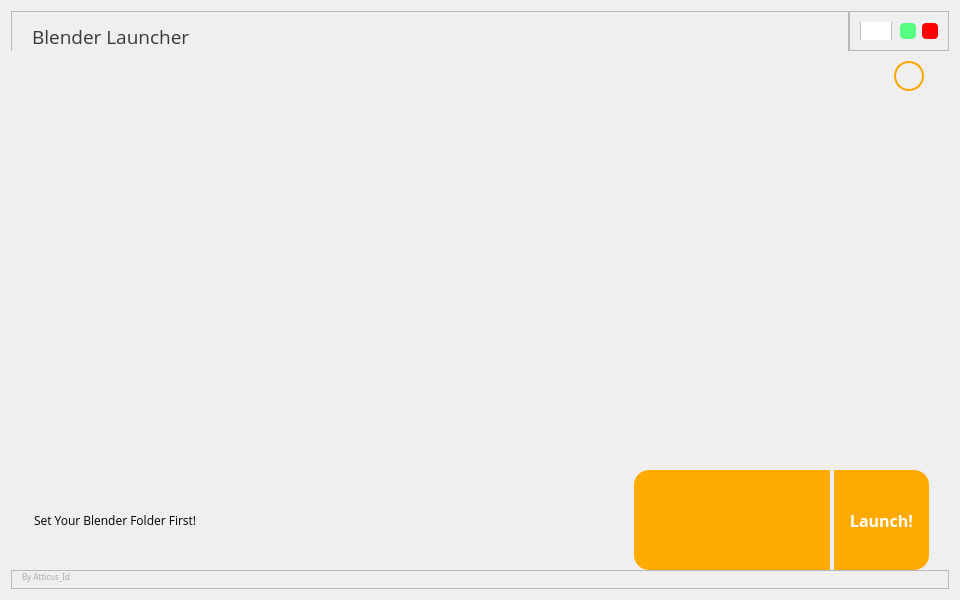
First picture: the form in demo.ui, repository atticus-lv/blender_launcher, before the edit.
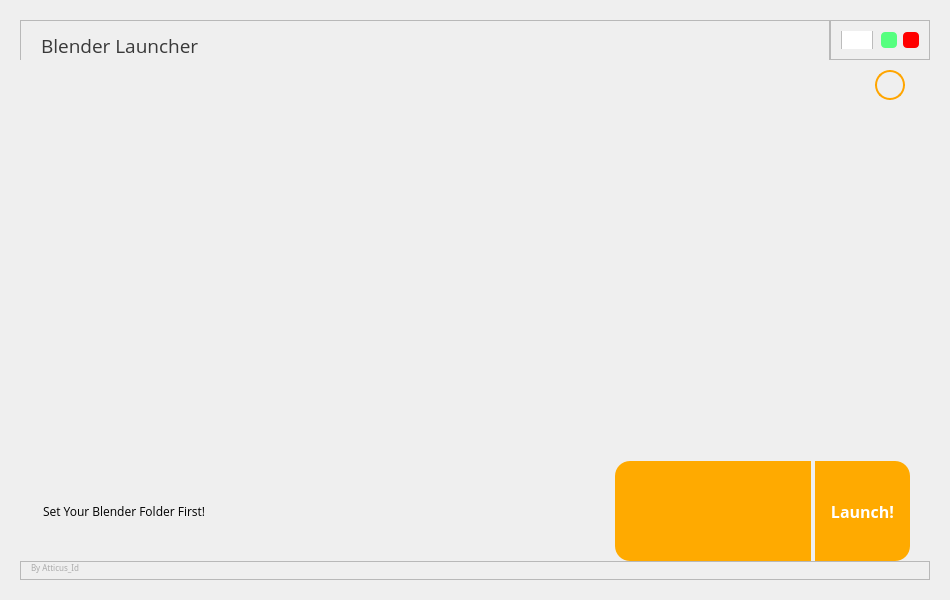
Second picture: the form after the edit. Icons and pictures are not drawn. Custom widgets are drawn as their Qt base class.

What changed in the file:
```diff
--- a/demo.ui
+++ b/demo.ui
@@ -6,7 +6,7 @@
    <rect>
     <x>0</x>
     <y>0</y>
-    <width>960</width>
+    <width>947</width>
     <height>600</height>
    </rect>
   </property>
@@ -22,13 +22,13 @@
    </property>
    <property name="minimumSize">
     <size>
-     <width>960</width>
+     <width>950</width>
      <height>600</height>
     </size>
    </property>
    <property name="maximumSize">
     <size>
-     <width>960</width>
+     <width>950</width>
      <height>600</height>
     </size>
    </property>
@@ -46,16 +46,16 @@
      <number>0</number>
     </property>
     <property name="leftMargin">
-     <number>11</number>
+     <number>0</number>
     </property>
     <property name="topMargin">
-     <number>11</number>
+     <number>0</number>
     </property>
     <property name="rightMargin">
-     <number>11</number>
+     <number>0</number>
     </property>
     <property name="bottomMargin">
-     <number>11</number>
+     <number>0</number>
     </property>
     <item>
      <widget class="QFrame" name="drop_shadow_frame">
@@ -79,16 +79,16 @@
         <number>0</number>
        </property>
        <property name="leftMargin">
-        <number>0</number>
+        <number>20</number>
        </property>
        <property name="topMargin">
-        <number>0</number>
+        <number>20</number>
        </property>
        <property name="rightMargin">
-        <number>0</number>
+        <number>20</number>
        </property>
        <property name="bottomMargin">
-        <number>0</number>
+        <number>20</number>
        </property>
        <item>
         <widget class="QFrame" name="title_bar">
```
